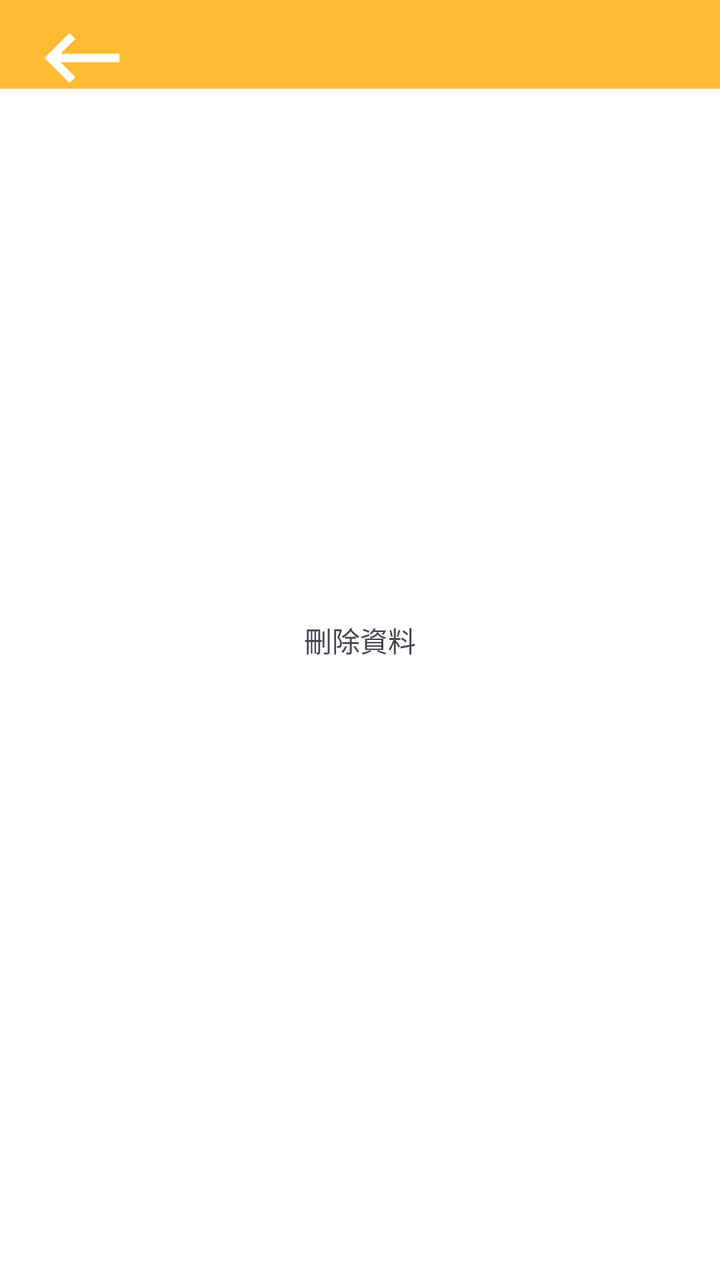
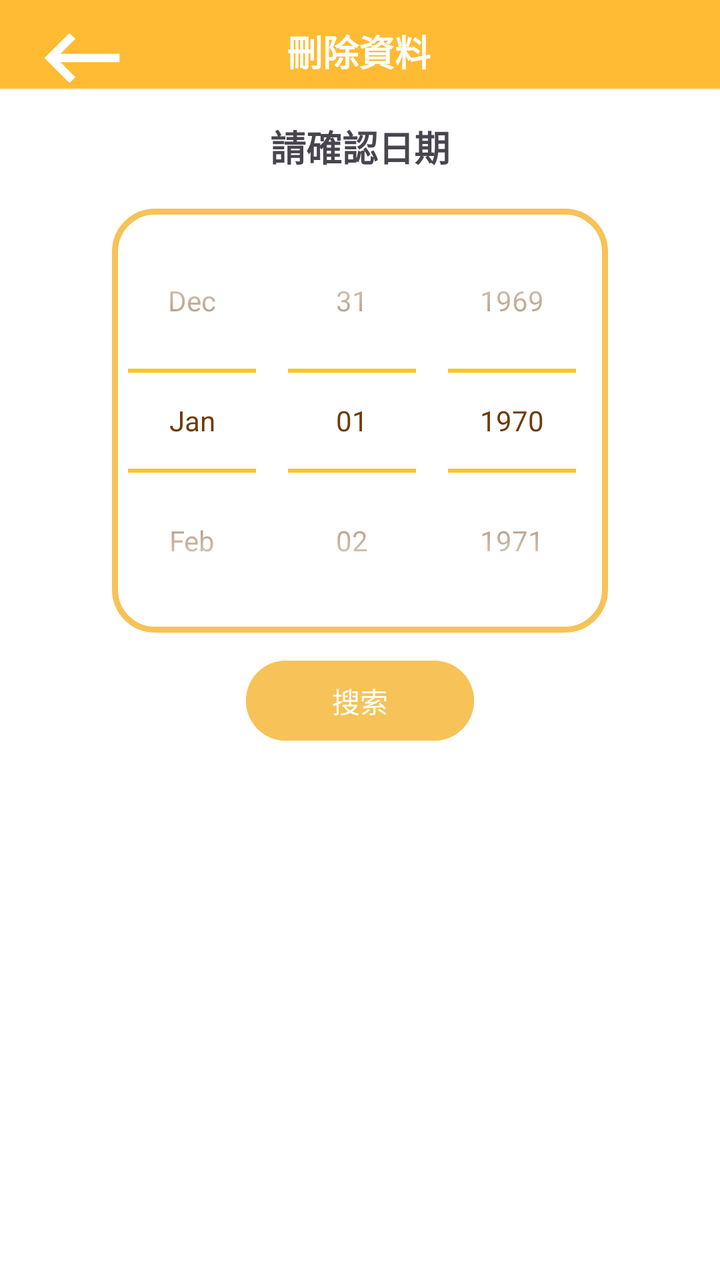

Screens rendered from an Android XML layout before and after an edit, with the pre-edit source and the edit as a unified diff.
<!-- AndroidManifest.xml: application theme Theme.DEMO -->
<!-- res/layout/home_remove.xml -->
<?xml version="1.0" encoding="utf-8"?>
<androidx.constraintlayout.widget.ConstraintLayout xmlns:android="http://schemas.android.com/apk/res/android"
    xmlns:app="http://schemas.android.com/apk/res-auto"
    xmlns:tools="http://schemas.android.com/tools"
    android:layout_width="match_parent"
    android:layout_height="match_parent"
    android:background="@drawable/img_3">

    <TextView
        android:id="@+id/textView13"
        android:layout_width="wrap_content"
        android:layout_height="wrap_content"
        android:text="刪除資料"
        app:layout_constraintBottom_toBottomOf="parent"
        app:layout_constraintEnd_toEndOf="parent"
        app:layout_constraintStart_toStartOf="parent"
        app:layout_constraintTop_toTopOf="parent" />

    <ImageView
        android:id="@+id/imgBack"
        android:layout_width="50dp"
        android:layout_height="50dp"
        android:layout_marginStart="16dp"
        android:layout_marginTop="4dp"
        app:layout_constraintStart_toStartOf="parent"
        app:layout_constraintTop_toTopOf="parent"
        app:srcCompat="@drawable/keyboard_backspace" />
</androidx.constraintlayout.widget.ConstraintLayout>
<!-- resources referenced by this layout -->
<resources>
  <!-- drawable img_3: png bitmap (drawable, 2198 bytes) -->
  <!-- drawable keyboard_backspace (drawable) -->
  <vector android:autoMirrored="true" android:height="24dp"
      android:tint="#FFFFFF" android:viewportHeight="24"
      android:viewportWidth="24" android:width="24dp" xmlns:android="http://schemas.android.com/apk/res/android">
      <path android:fillColor="@android:color/white" android:pathData="M21,11H6.83l3.58,-3.59L9,6l-6,6 6,6 1.41,-1.41L6.83,13H21z"/>
  </vector>
  <style name="Theme.DEMO" parent="Base.Theme.DEMO" />
  <style name="Base.Theme.DEMO" parent="Theme.Material3.DayNight.NoActionBar">
          
          
      </style>
</resources>

<!-- the commit's change to res/layout/home_remove.xml (unified diff, before → after) -->
@@ -1,28 +1,72 @@
 <?xml version="1.0" encoding="utf-8"?>
-<androidx.constraintlayout.widget.ConstraintLayout xmlns:android="http://schemas.android.com/apk/res/android"
+<LinearLayout xmlns:android="http://schemas.android.com/apk/res/android"
     xmlns:app="http://schemas.android.com/apk/res-auto"
     xmlns:tools="http://schemas.android.com/tools"
     android:layout_width="match_parent"
     android:layout_height="match_parent"
-    android:background="@drawable/img_3">
+    android:background="@drawable/img_3"
+    android:orientation="vertical">
 
+    <androidx.constraintlayout.widget.ConstraintLayout
+        android:layout_width="match_parent"
+        android:layout_height="52dp">
+
+        <TextView
+            android:id="@+id/textView13"
+            android:layout_width="wrap_content"
+            android:layout_height="wrap_content"
+            android:text="刪除資料"
+            android:textColor="#FFFFFF"
+            android:textSize="18sp"
+            android:textStyle="bold"
+            app:layout_constraintBottom_toBottomOf="parent"
+            app:layout_constraintEnd_toEndOf="parent"
+            app:layout_constraintHorizontal_bias="0.498"
+            app:layout_constraintStart_toStartOf="parent"
+            app:layout_constraintTop_toTopOf="parent"
+            app:layout_constraintVertical_bias="0.483" />
+
+        <ImageView
+            android:id="@+id/imgBack"
+            android:layout_width="50dp"
+            android:layout_height="50dp"
+            android:layout_marginStart="16dp"
+            android:layout_marginTop="4dp"
+            app:layout_constraintStart_toStartOf="parent"
+            app:layout_constraintTop_toTopOf="parent"
+            app:srcCompat="@drawable/keyboard_backspace" />
+    </androidx.constraintlayout.widget.ConstraintLayout>
     <TextView
-        android:id="@+id/textView13"
+        android:id="@+id/text5"
+        android:layout_width="match_parent"
+        android:layout_height="wrap_content"
+        android:layout_margin="8dp"
+        android:gravity="center"
+        android:text="請確認日期"
+        android:textSize="18sp"
+        android:textStyle="bold"
+        android:layout_marginTop="15dp"
+        />
+
+    <DatePicker
+        android:id="@+id/datePicker"
         android:layout_width="wrap_content"
         android:layout_height="wrap_content"
-        android:text="刪除資料"
-        app:layout_constraintBottom_toBottomOf="parent"
-        app:layout_constraintEnd_toEndOf="parent"
-        app:layout_constraintStart_toStartOf="parent"
-        app:layout_constraintTop_toTopOf="parent" />
+        android:background="@drawable/custome"
+        android:calendarViewShown="false"
+        android:datePickerMode="spinner"
+        android:spinnersShown="true"
+        android:theme="@style/Theme.picker"
+        android:layout_gravity="center"
+        android:layout_marginTop="10dp"/>
 
-    <ImageView
-        android:id="@+id/imgBack"
-        android:layout_width="50dp"
-        android:layout_height="50dp"
-        android:layout_marginStart="16dp"
-        android:layout_marginTop="4dp"
-        app:layout_constraintStart_toStartOf="parent"
-        app:layout_constraintTop_toTopOf="parent"
-        app:srcCompat="@drawable/keyboard_backspace" />
-</androidx.constraintlayout.widget.ConstraintLayout>
+    <Button
+        android:id="@+id/button2"
+        android:layout_width="114dp"
+        android:layout_height="wrap_content"
+        android:layout_gravity="center"
+        android:layout_marginTop="10dp"
+        android:backgroundTint="@color/FF"
+        android:text="搜索" />
+
+</LinearLayout>
<!-- resource entries referenced after the edit -->
@@ -1,5 +1,18 @@
 <!-- resources referenced by this layout -->
 <resources>
+  <color name="FF">#F7C257</color>
+  <!-- drawable custome (drawable) -->
+  <?xml version="1.0" encoding="utf-8"?>
+  <shape xmlns:android="http://schemas.android.com/apk/res/android"
+      android:shape="rectangle"
+      >
+  
+      <stroke
+          android:width="3dp"
+          android:color="@color/FF"/>
+      <corners
+          android:radius="20dp"/>
+  </shape>
   <!-- drawable img_3: png bitmap (drawable, 2198 bytes) -->
   <!-- drawable keyboard_backspace (drawable) -->
   <vector android:autoMirrored="true" android:height="24dp"
@@ -7,10 +20,20 @@
       android:viewportWidth="24" android:width="24dp" xmlns:android="http://schemas.android.com/apk/res/android">
       <path android:fillColor="@android:color/white" android:pathData="M21,11H6.83l3.58,-3.59L9,6l-6,6 6,6 1.41,-1.41L6.83,13H21z"/>
   </vector>
+  <style name="Theme.picker" parent="Theme.AppCompat.Light">
+          
+          <item name="colorControlNormal">#FFBB00</item>
+          <item name="android:editTextStyle">@style/Widget.EditText.White</item>
+      </style>
   <style name="Theme.DEMO" parent="Base.Theme.DEMO" />
+  <style name="Widget.EditText.White" parent="@android:style/Widget.EditText">
+          
+          <item name="android:textColor">@color/iconcolor</item>
+      </style>
   <style name="Base.Theme.DEMO" parent="Theme.Material3.DayNight.NoActionBar">
           
           
       </style>
+  <color name="iconcolor">#6E3B09</color>
 </resources>
 
